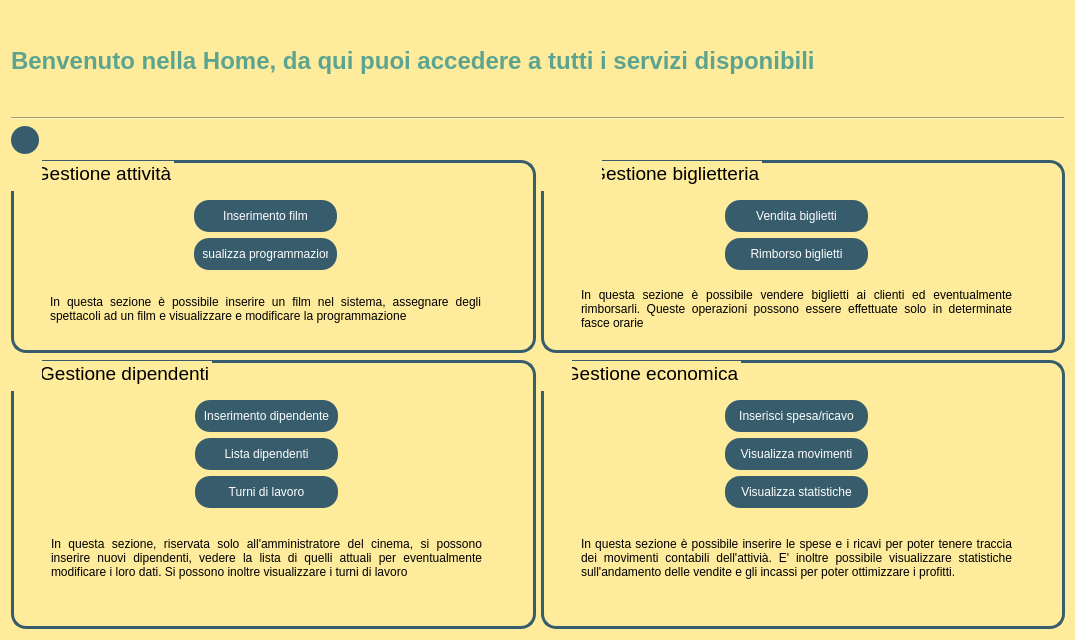
Qt form home/view/HOME.ui (StracciaMatteo/GestioneCinema) before a commit.
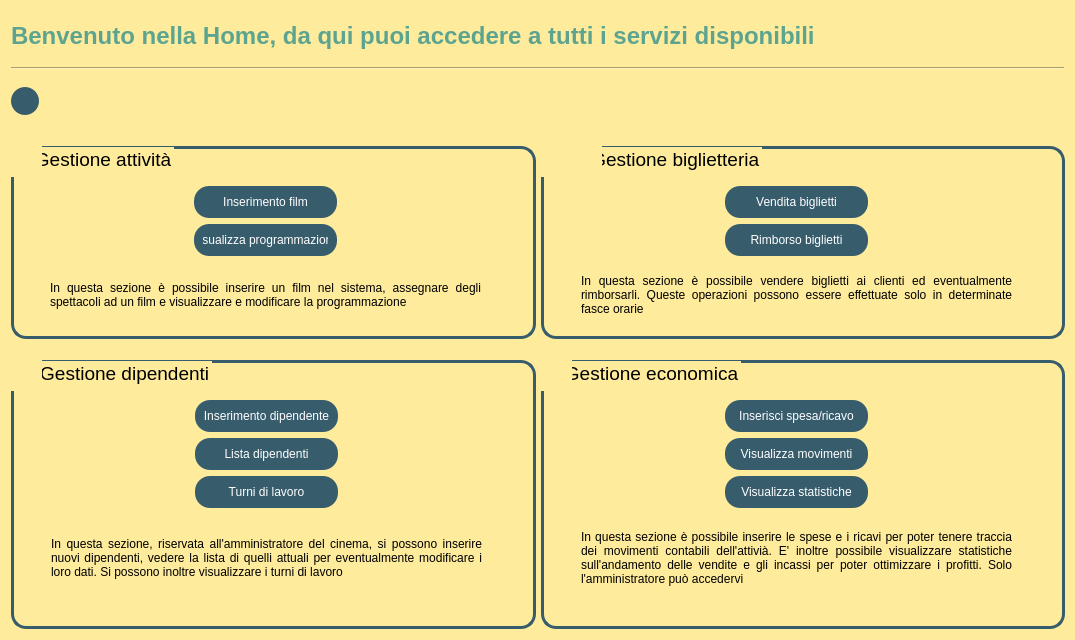
The same form after that commit. Icons and pictures are not drawn.

```diff
--- a/home/view/HOME.ui
+++ b/home/view/HOME.ui
@@ -60,13 +60,13 @@
      <property name="minimumSize">
       <size>
        <width>1055</width>
-       <height>100</height>
+       <height>50</height>
       </size>
      </property>
      <property name="maximumSize">
       <size>
        <width>16777215</width>
-       <height>100</height>
+       <height>50</height>
       </size>
      </property>
      <property name="font">
@@ -119,13 +119,27 @@
        <property name="styleSheet">
         <string notr="true">QPushButton{
  border-radius: 14px;
+Width:28px;
+Height:28px;
 background-color: rgb(55, 92, 108);
 color: rgb(255, 255, 255);
 border-style: outset;
 
 
+}
+
+QPushButton:hover{
+
+background-color: rgb(92, 154, 181);
+}
+QPushButton:pressed{
+border-style: inset;
+background-color: rgb(48, 80, 91);
 }</string>
        </property>
+       <property name="text">
+        <string/>
+       </property>
        <property name="icon">
         <iconset>
          <normaloff>../../images/Torna-Indietro-icon.png</normaloff>../../images/Torna-Indietro-icon.png</iconset>
@@ -146,6 +160,12 @@
          <verstretch>0</verstretch>
         </sizepolicy>
        </property>
+       <property name="minimumSize">
+        <size>
+         <width>0</width>
+         <height>50</height>
+        </size>
+       </property>
        <property name="font">
         <font>
          <pointsize>16</pointsize>
@@ -158,19 +178,6 @@
        </property>
       </widget>
      </item>
-     <item>
-      <spacer name="horizontalSpacer_21">
-       <property name="orientation">
-        <enum>Qt::Horizontal</enum>
-       </property>
-       <property name="sizeHint" stdset="0">
-        <size>
-         <width>40</width>
-         <height>20</height>
-        </size>
-       </property>
-      </spacer>
-     </item>
     </layout>
    </item>
    <item>
@@ -720,7 +727,7 @@
             <locale language="Italian" country="Italy"/>
            </property>
            <property name="text">
-            <string>In questa sezione, riservata solo all'amministratore del cinema, si possono inserire nuovi dipendenti, vedere la lista di quelli attuali per eventualmente modificare i loro dati. Si possono inoltre visualizzare i turni di lavoro</string>
+            <string>In questa sezione, riservata all'amministratore del cinema, si possono inserire nuovi dipendenti, vedere la lista di quelli attuali per eventualmente modificare i loro dati. Si possono inoltre visualizzare i turni di lavoro</string>
            </property>
            <property name="textFormat">
             <enum>Qt::AutoText</enum>
@@ -944,7 +951,7 @@
             <locale language="Italian" country="Italy"/>
            </property>
            <property name="text">
-            <string>In questa sezione è possibile inserire le spese e i ricavi per poter tenere traccia dei movimenti contabili dell'attivià. E' inoltre possibile visualizzare statistiche sull'andamento delle vendite e gli incassi per poter ottimizzare i profitti.</string>
+            <string>In questa sezione è possibile inserire le spese e i ricavi per poter tenere traccia dei movimenti contabili dell'attivià. E' inoltre possibile visualizzare statistiche sull'andamento delle vendite e gli incassi per poter ottimizzare i profitti. Solo l'amministratore può accedervi</string>
            </property>
            <property name="textFormat">
             <enum>Qt::AutoText</enum>
```
Left out of the diff: 5 changed lines with no effect on the pictures.
